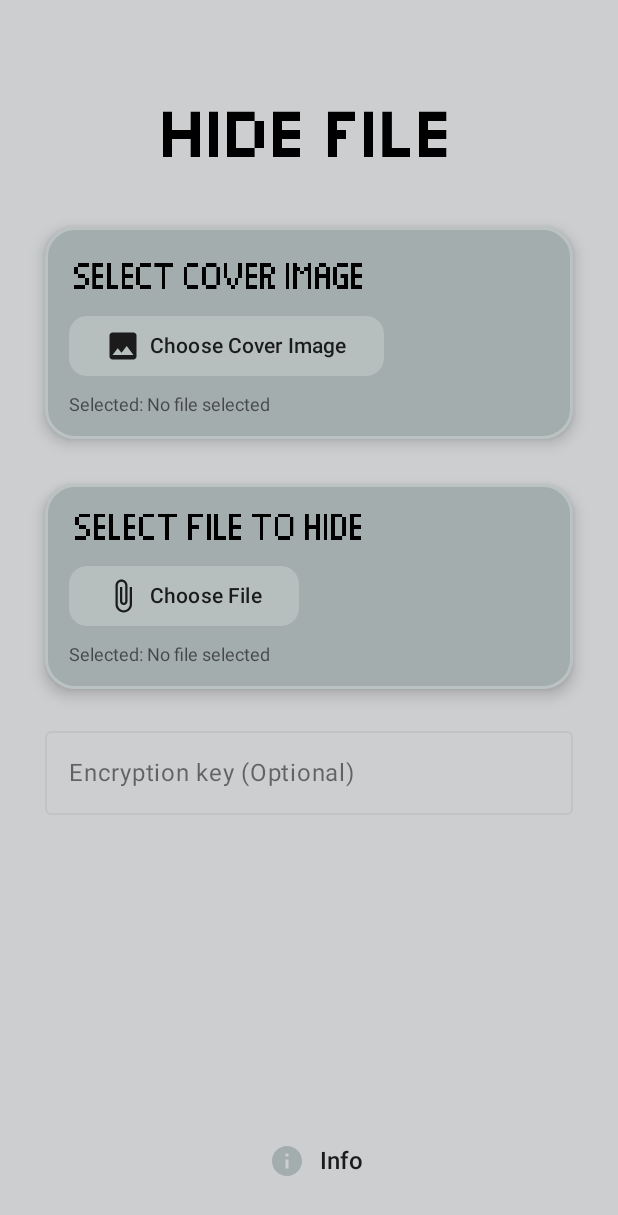
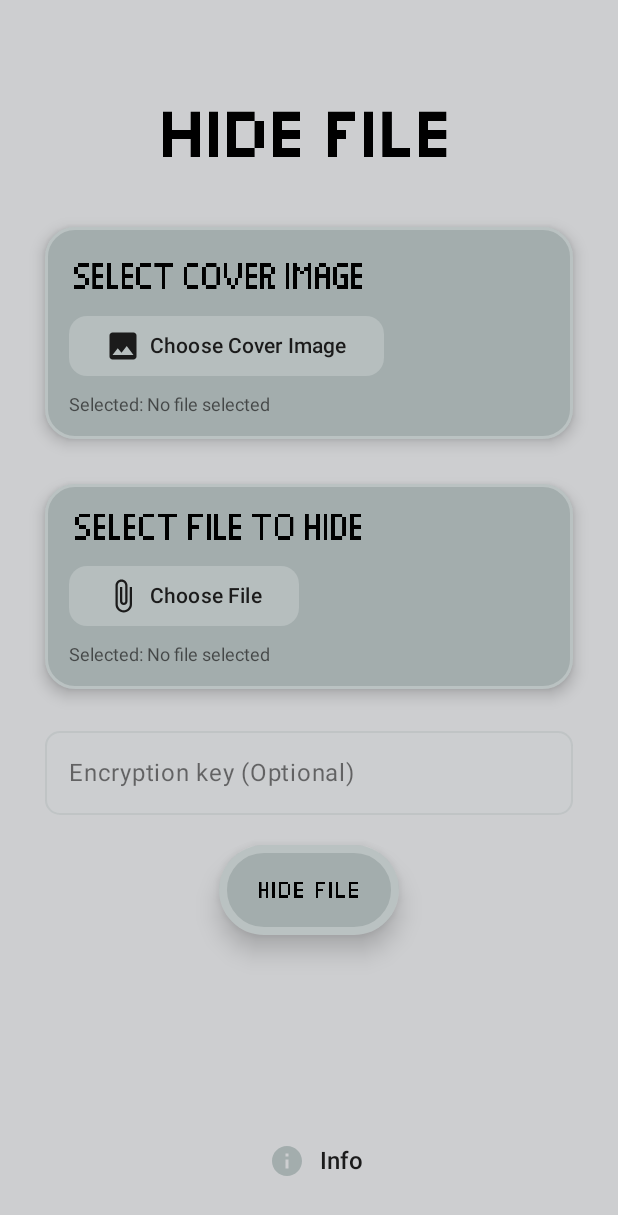
Before and after one commit to christian759/Secret-Pixel, an Android app built with Jetpack Compose: the screen it shows after launch (MainActivity), after a tap on "feature icon", on a phone screen of 412 x 824 dp. Shown: the top 1215 px of the screen. Run offline under Robolectric (Android 15) with nearby library versions, the phone set to English and light mode, and no system bars.

Commit message:
23rd April: hide button editing, removing themeController, deleting settings page

```diff
--- a/app/src/main/java/com/example/secretpixel/navsystem/SecretPixelApp.kt
+++ b/app/src/main/java/com/example/secretpixel/navsystem/SecretPixelApp.kt
@@ -1,18 +1,13 @@
 package com.example.secretpixel.navsystem
 
 import androidx.compose.runtime.*
-import androidx.compose.ui.platform.LocalContext
 import androidx.navigation.compose.NavHost
 import androidx.navigation.compose.composable
 import androidx.navigation.compose.rememberNavController
-import com.example.secretpixel.ui.ThemeManager
 import com.example.secretpixel.ui.screens.*
 
 @Composable
 fun SecretPixelApp() {
-    val context = LocalContext.current
-    val isDarkMode by ThemeManager.darkModeFlow(context).collectAsState(false)
-
     val navController = rememberNavController()
 
     NavHost(navController = navController, startDestination = "home"){
@@ -21,7 +16,6 @@ fun SecretPixelApp() {
         composable("extract_file") { extractFile() }
         composable("hide_text") { hideText() }
         composable("extract_text") { extractText() }
-        composable("settings") { settingsPage() }
         composable("info") { infoPage() }
     }
 }
--- a/app/src/main/java/com/example/secretpixel/ui/Theme.kt
+++ b/app/src/main/java/com/example/secretpixel/ui/Theme.kt
@@ -1,31 +1,7 @@
 package com.example.secretpixel.ui
 
-import android.content.Context
-import androidx.compose.material3.darkColorScheme
-import androidx.compose.material3.lightColorScheme
+
 import androidx.compose.ui.graphics.Color
-import androidx.datastore.dataStoreFile
-import androidx.datastore.preferences.core.*
-import androidx.datastore.preferences.preferencesDataStore
-import kotlinx.coroutines.flow.*
-
-val Context.dataStore by preferencesDataStore(name = "settings")
-
-object ThemeManager{
-    private val DARK_MODE_KEY = booleanPreferencesKey("dark_mode")
-
-    fun darkModeFlow(context: Context): Flow<Boolean> {
-        return context.dataStore.data.map{ prefs ->
-            prefs[DARK_MODE_KEY] ?: false
-        }
-    }
-
-    suspend fun setDarkMode(context: Context, enabled: Boolean){
-        context.dataStore.edit { prefs ->
-            prefs[DARK_MODE_KEY] = enabled
-        }
-    }
-}
 
 data class ColorTheme(val backgroundColor: Color, val textColor: Color, val cardColor: Color, val cardColor2: Color)
 
--- a/app/src/main/java/com/example/secretpixel/ui/screens/hideFile.kt
+++ b/app/src/main/java/com/example/secretpixel/ui/screens/hideFile.kt
@@ -1,6 +1,7 @@
 package com.example.secretpixel.ui.screens
 
 import android.net.Uri
+import android.widget.ImageButton
 import androidx.activity.compose.rememberLauncherForActivityResult
 import androidx.activity.result.contract.ActivityResultContracts
 import androidx.compose.foundation.*
@@ -12,6 +13,7 @@ import androidx.compose.material3.*
 import androidx.compose.runtime.*
 import androidx.compose.ui.*
 import androidx.compose.ui.graphics.Color
+import androidx.compose.ui.graphics.painter.Painter
 import androidx.compose.ui.graphics.vector.ImageVector
 import androidx.compose.ui.platform.LocalContext
 import androidx.compose.ui.res.painterResource
@@ -27,9 +29,7 @@ fun hideFile(navController: NavController) {
 
     var coverImageUri by remember { mutableStateOf<Uri?>(null) }
     var fileToHideUri by remember { mutableStateOf<Uri?>(null) }
-    var outputName by remember { mutableStateOf("") }
-    var encryptionEnabled by remember { mutableStateOf(false) }
-
+    var key by remember { mutableStateOf("") }
     val context = LocalContext.current
 
     val pickImage = rememberLauncherForActivityResult(ActivityResultContracts.GetContent()) {
@@ -82,8 +82,10 @@ fun hideFile(navController: NavController) {
 
             // Output name field
             OutlinedTextField(
-                value = outputName,
-                onValueChange = { outputName = it },
+                value = key,
+                onValueChange = { key = it },
+                maxLines = 4,
+                shape = RoundedCornerShape(10.dp),
                 label = { Text("Encryption key (Optional)") },
                 modifier = Modifier.fillMaxWidth(),
                 colors = TextFieldDefaults.colors(
@@ -98,6 +100,22 @@ fun hideFile(navController: NavController) {
                     unfocusedLabelColor = colorScheme.textColor.copy(alpha = 0.6f)
                 )
             )
+
+            Spacer(modifier = Modifier.height(20.dp))
+
+            Button(
+                modifier =  Modifier.width(120.dp).height(60.dp),
+                border = BorderStroke(5.dp, Color.White.copy(alpha = 0.25f)),
+                elevation = ButtonDefaults.buttonElevation(10.dp, 12.dp),
+                colors = ButtonColors(containerColor = colorScheme.cardColor, contentColor = Color.Unspecified,
+                    disabledContentColor = Color.Unspecified, disabledContainerColor = Color.Unspecified),
+               onClick =  {}
+            ) {
+                Image(
+                    painter = painterResource(R.drawable.hidefile2), "hide file button",
+                    modifier = Modifier.fillMaxSize()
+                )
+            }
 
             Spacer(Modifier.weight(1f))
 
--- a/app/src/main/java/com/example/secretpixel/ui/screens/homeScreen.kt
+++ b/app/src/main/java/com/example/secretpixel/ui/screens/homeScreen.kt
@@ -98,7 +98,7 @@ fun FeatureCard(
             Image(
                 painter = painterResource(id = imageRes),
                 contentDescription = "feature icon",
-                modifier = Modifier.size(85.dp)
+                modifier = Modifier.size(90.dp)
             )
         }
     }
--- a/app/src/main/java/com/example/secretpixel/ui/screens/setingsPage.kt
+++ /dev/null
@@ -1,6 +0,0 @@
-package com.example.secretpixel.ui.screens
-
-import androidx.compose.runtime.Composable
-
-@Composable
-fun settingsPage(){}
```
Also changed, not shown: 1 other file.
